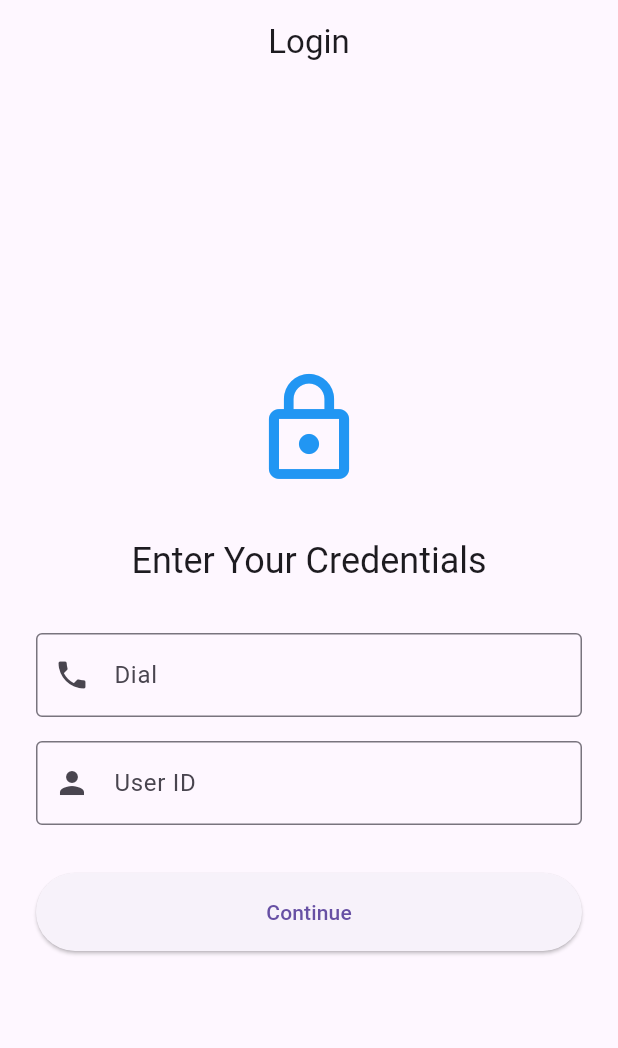
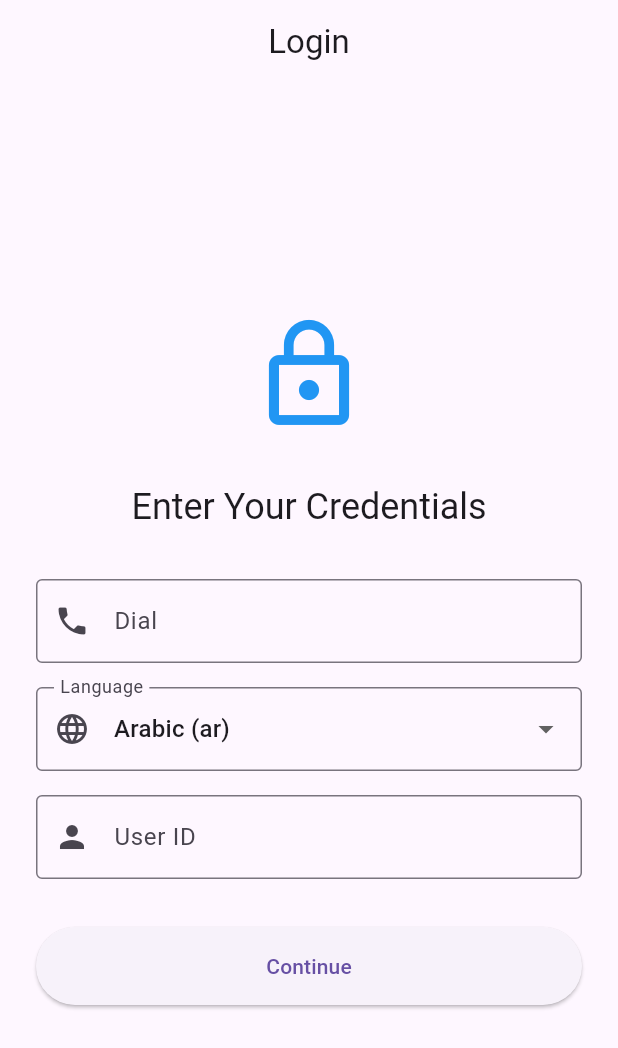
Before and after one commit to AdelTarek-DM/webview, a Flutter app: the screen it shows after launch, on a phone screen of 412 x 824 dp. Shown: the top 1048 px of the screen. Run offline on Flutter 3.47's test engine with Material 3 defaults, Android fonts, the phone set to English and light mode, and no system bars; our stand-ins replace geolocator, permission_handler; missing offline and left inert: flutter_inappwebview.

Commit message:
language selection

```diff
--- a/lib/login_page.dart
+++ b/lib/login_page.dart
@@ -13,6 +13,7 @@ class _LoginPageState extends State<LoginPage> {
   final _dialController = TextEditingController();
   final _userIdController = TextEditingController();
   bool _isLoading = false;
+  String _clientLanguage = 'ar';
 
   @override
   void dispose() {
@@ -33,6 +34,7 @@ class _LoginPageState extends State<LoginPage> {
           builder: (context) => TokenGenerationPage(
             dial: _dialController.text.trim(),
             userId: _userIdController.text.trim(),
+            clientLanguage: _clientLanguage,
           ),
         ),
       ).then((_) {
@@ -93,6 +95,25 @@ class _LoginPageState extends State<LoginPage> {
                     },
                   ),
                   const SizedBox(height: 16),
+                  DropdownButtonFormField<String>(
+                    initialValue: _clientLanguage,
+                    decoration: const InputDecoration(
+                      labelText: 'Language',
+                      prefixIcon: Icon(Icons.language),
+                      border: OutlineInputBorder(),
+                    ),
+                    items: const [
+                      DropdownMenuItem(value: 'ar', child: Text('Arabic (ar)')),
+                      DropdownMenuItem(value: 'en', child: Text('English (en)')),
+                    ],
+                    onChanged: (value) {
+                      if (value == null) return;
+                      setState(() {
+                        _clientLanguage = value;
+                      });
+                    },
+                  ),
+                  const SizedBox(height: 16),
                   TextFormField(
                     controller: _userIdController,
                     decoration: const InputDecoration(
```
Also changed, not shown: lib/token_generation_page.dart (+8 -1 lines).
